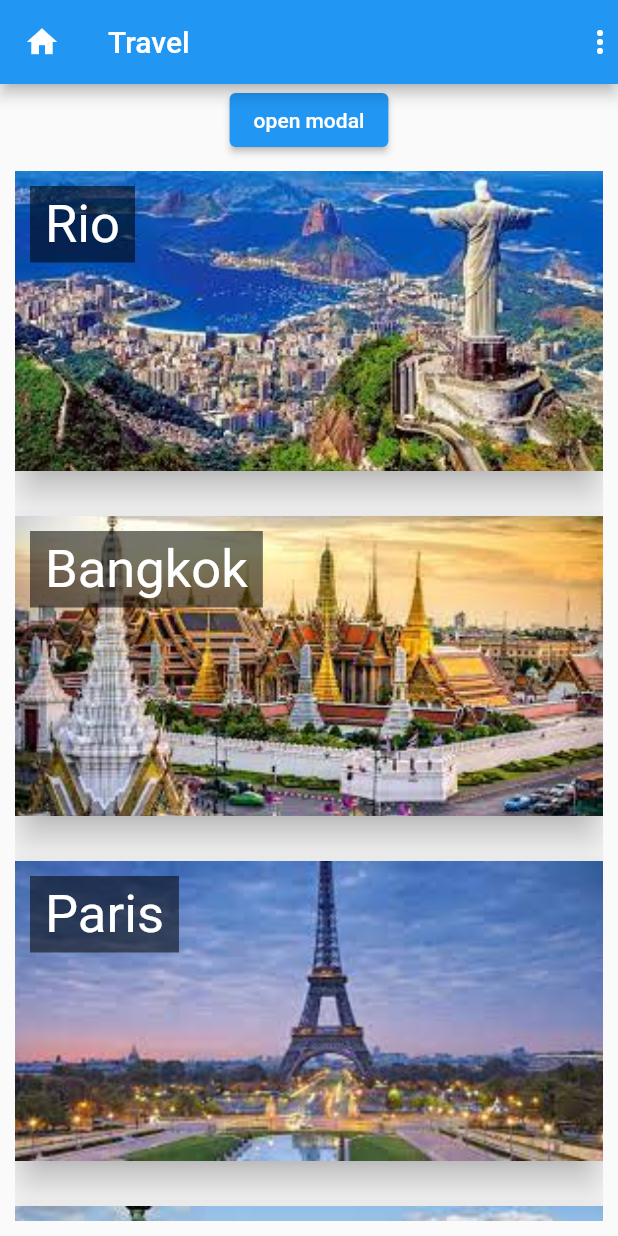
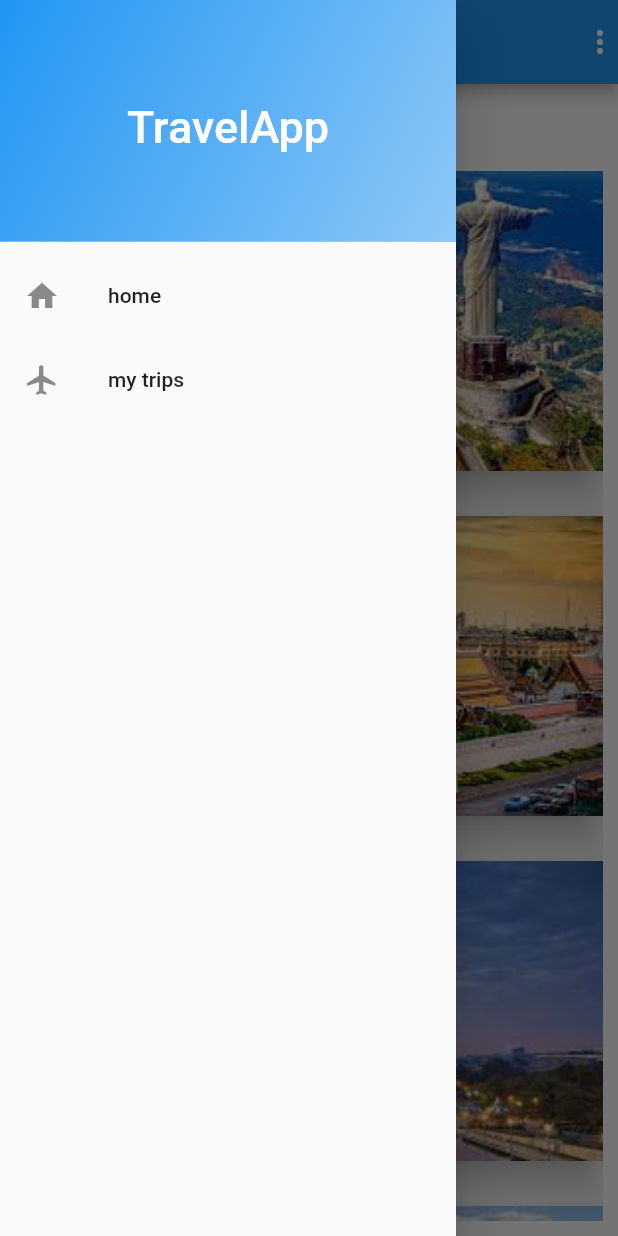
Before and after one commit to MaximeArn/flutter_intro, a Flutter app: the screen it shows after launch, with the side drawer open (before the commit the screen has no drawer), on a phone screen of 412 x 824 dp. Run offline on Flutter 3.47's test engine with Material 2 defaults, Android fonts, the phone set to English and light mode, and no system bars.

Commit message:
add a drawer on home view and start to style it

```diff
--- a/lib/views/home_view/home.dart
+++ b/lib/views/home_view/home.dart
@@ -1,6 +1,7 @@
 import 'package:widgets_tests/models/city_model.dart';
 import 'package:widgets_tests/views/home_view/widgets/city_card.dart';
 import 'package:flutter/material.dart';
+import 'package:widgets_tests/views/home_view/widgets/home_drawer.dart';
 import 'package:widgets_tests/widgets/ask_modal.dart';
 
 class HomeView extends StatefulWidget {
@@ -36,10 +37,10 @@ class _HomeViewState extends State<HomeView> {
   Widget build(BuildContext context) {
     return Scaffold(
         appBar: AppBar(
-          leading: Icon(Icons.home),
           title: Text("Travel"),
           actions: <Widget>[Icon(Icons.more_vert)],
         ),
+        drawer: HomeDrawer(),
         body: Column(
           children: [
             ElevatedButton(
--- /dev/null
+++ b/lib/views/home_view/widgets/home_drawer.dart
@@ -0,0 +1,39 @@
+import 'package:flutter/material.dart';
+import 'package:widgets_tests/views/home_view/home.dart';
+
+class HomeDrawer extends StatelessWidget {
+  @override
+  Widget build(BuildContext context) {
+    return Drawer(
+      child: ListView(
+        children: [
+          DrawerHeader(
+            decoration: BoxDecoration(
+              gradient: LinearGradient(colors: [
+                Theme.of(context).primaryColor,
+                Theme.of(context).primaryColor.withOpacity(0.5)
+              ], begin: Alignment.topLeft, end: Alignment.bottomRight),
+            ),
+            child: Center(
+              child: Text(
+                "TravelApp",
+                style: TextStyle(color: Colors.white, fontSize: 30),
+              ),
+            ),
+          ),
+          ListTile(
+            leading: Icon(Icons.home),
+            title: Text("home"),
+            onTap: () {
+              Navigator.pushNamed(context, HomeView.routeName);
+            },
+          ),
+          ListTile(
+            leading: Icon(Icons.flight),
+            title: Text("my trips"),
+          ),
+        ],
+      ),
+    );
+  }
+}
```
Also changed, not shown: lib/views/city_view/widgets/booked_activity_card.dart (+10 -2 lines).
